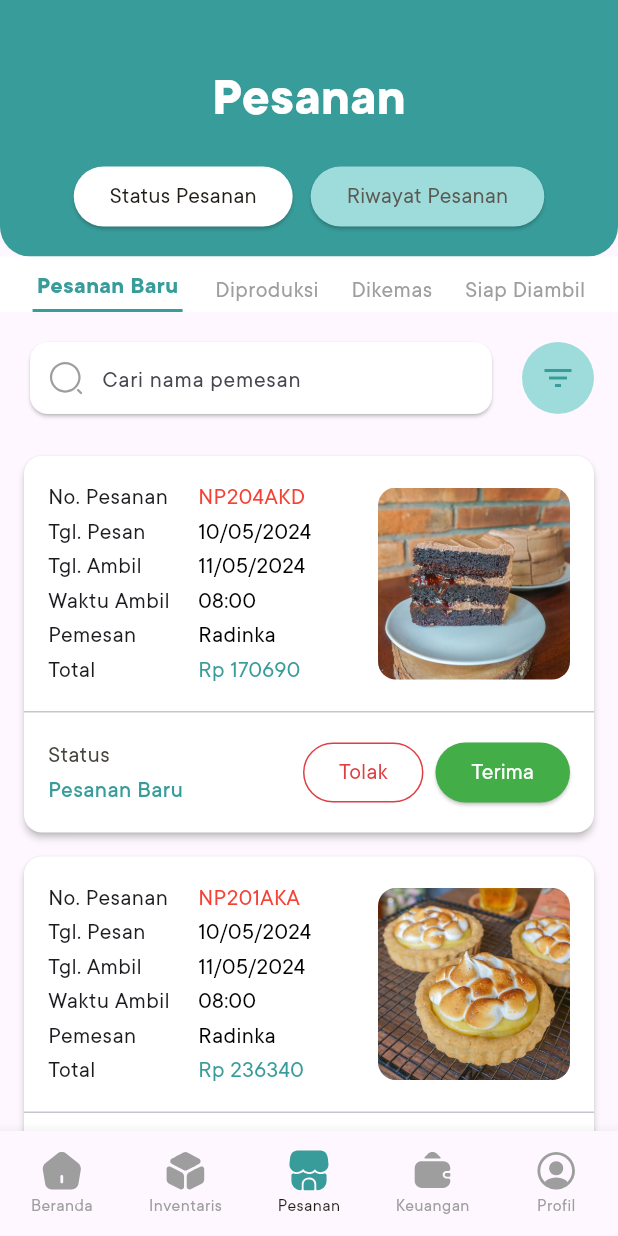
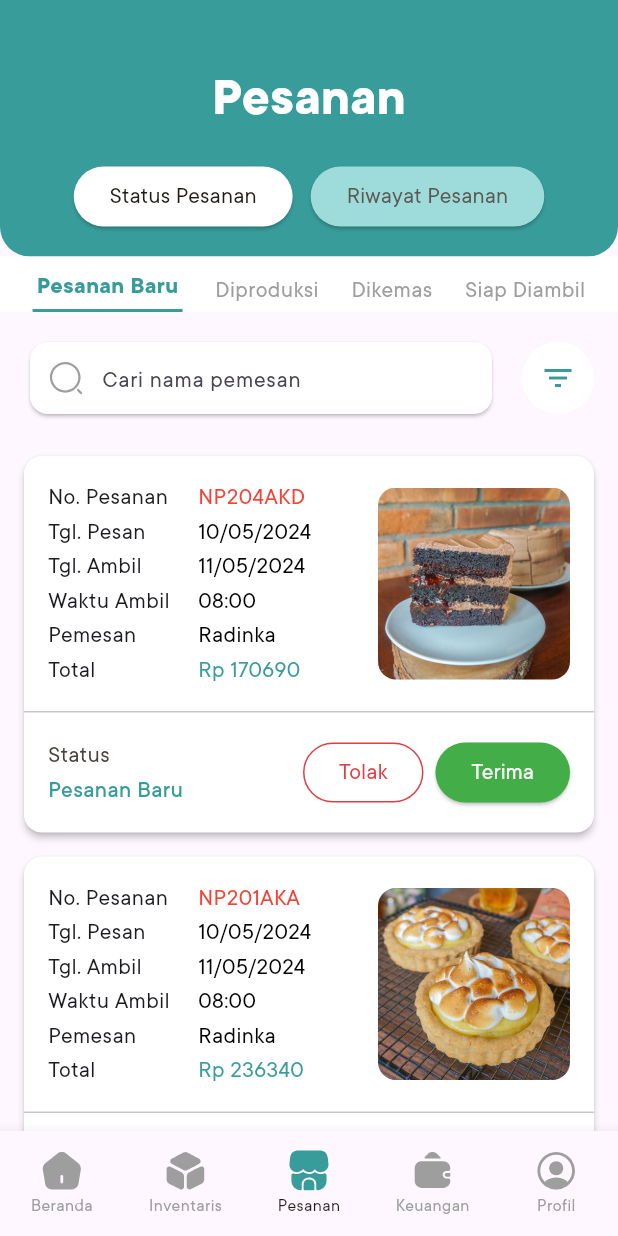
Before and after one commit to sendhyrama/bakehouse_slicing_ui, a Flutter app: the screen it shows after launch, on a phone screen of 412 x 824 dp. Run offline on Flutter 3.47's test engine with Material 3 defaults, Android fonts, the light colour scheme and no system bars; our stand-ins replace animated_splash_screen, flutter_svg.

Commit message:
feat (merchant-ui): add no orders state and filter icon color when active

```diff
--- a/lib/pages/order_page.dart
+++ b/lib/pages/order_page.dart
@@ -30,6 +30,10 @@ class _OrdersPageState extends State<OrderPage> {
   DateTime? endDate;
   Map<int, DateTime?> startDates = {};
   Map<int, DateTime?> endDates = {};
+  bool isFilterActive() {
+    return startDates[selectedTabIndex] != null &&
+        endDates[selectedTabIndex] != null;
+  }
 
   @override
   void initState() {
@@ -273,6 +277,7 @@ class _OrdersPageState extends State<OrderPage> {
             controller: searchController,
             onSearch: handleSearch,
             onFilterPressed: handleFilterPressed,
+            isFilterActive: isFilterActive(),
           ),
           if (startDates[selectedTabIndex] != null &&
               endDates[selectedTabIndex] != null)
@@ -283,14 +288,26 @@ class _OrdersPageState extends State<OrderPage> {
             ),
           Expanded(
             child: filteredOrders.isEmpty
+                ? searchController.text.isEmpty
                     ? EmptyState(
+                        title: 'Tidak ada pesanan',
+                        message: 'Tidak ada pesanan yang tersedia saat ini.',
+                        icon: SvgPicture.asset(
+                          'assets/icons/no-orders.svg',
+                          width: 200,
+                          height: 200,
+                        ),
+                      )
+                    : EmptyState(
                         title: 'Hasil pencarian tidak ditemukan',
-                    message: 'Tidak ditemukan hasil untuk pencarian Anda. Coba ganti dengan kata kunci lain.',
+                        message:
+                            'Tidak ditemukan hasil untuk pencarian Anda. Coba ganti dengan kata kunci lain.',
                         icon: SvgPicture.asset(
                           'assets/icons/not-found.svg',
                           width: 200,
                           height: 200,
-                    ))
+                        ),
+                      )
                 : ListView.builder(
                     padding: EdgeInsets.zero,
                     itemCount: filteredOrders.length,
@@ -301,7 +318,6 @@ class _OrdersPageState extends State<OrderPage> {
                       } else {
                         return OrderCard(
                           order: filteredOrders[index],
-                          // items:context,index, // Pass the appropriate order items
                           onUpdateStatus: () {
                             if (filteredOrders[index].status ==
                                 'Siap Diambil') {
--- a/lib/widgets/search_bar.dart
+++ b/lib/widgets/search_bar.dart
@@ -7,8 +7,13 @@ class SearchBarr extends StatefulWidget {
   final TextEditingController controller;
   final Function(String) onSearch;
   final VoidCallback onFilterPressed;
+  final bool isFilterActive;
 
-  SearchBarr({required this.controller, required this.onSearch, required this.onFilterPressed});
+  SearchBarr(
+      {required this.controller,
+      required this.onSearch,
+      required this.onFilterPressed,
+      this.isFilterActive = false});
 
   @override
   _SearchBarrState createState() => _SearchBarrState();
@@ -72,7 +77,8 @@ class _SearchBarrState extends State<SearchBarr> {
                   ),
                   if (isFilled)
                     IconButton(
-                      icon: const Icon(Icons.highlight_remove, color: Colors.grey),
+                      icon: const Icon(Icons.highlight_remove,
+                          color: Colors.grey),
                       onPressed: _clearSearch,
                     ),
                 ],
@@ -83,12 +89,12 @@ class _SearchBarrState extends State<SearchBarr> {
           Container(
             decoration: BoxDecoration(
               borderRadius: BorderRadius.circular(50),
-              color: PrimaryColor.c3,
+              color: widget.isFilterActive ? PrimaryColor.c3 : Colors.white,
             ),
             child: IconButton(
-              icon: const Icon(
+              icon: Icon(
                 Icons.filter_list,
-                color: PrimaryColor.c8,
+                color: widget.isFilterActive ? PrimaryColor.c7 : PrimaryColor.c7,
               ),
               onPressed: widget.onFilterPressed,
             ),
```
Also changed, not shown: assets/icons/no-orders.svg (added). Lines whose indentation alone changed are shown as unchanged.
